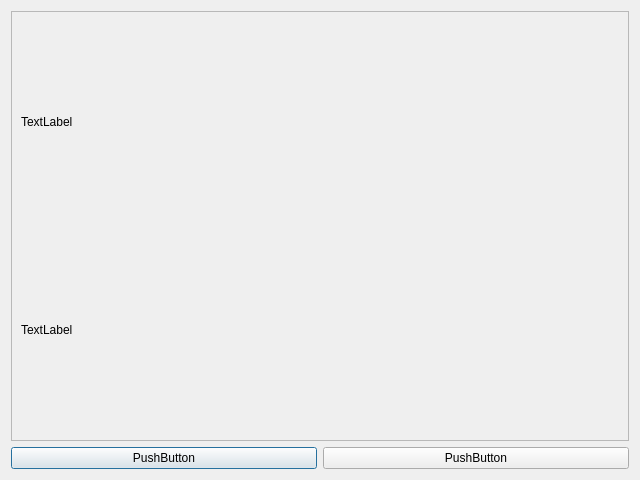
Old version of the form resultdialog.ui in the repository aabbo/Qtprogram.
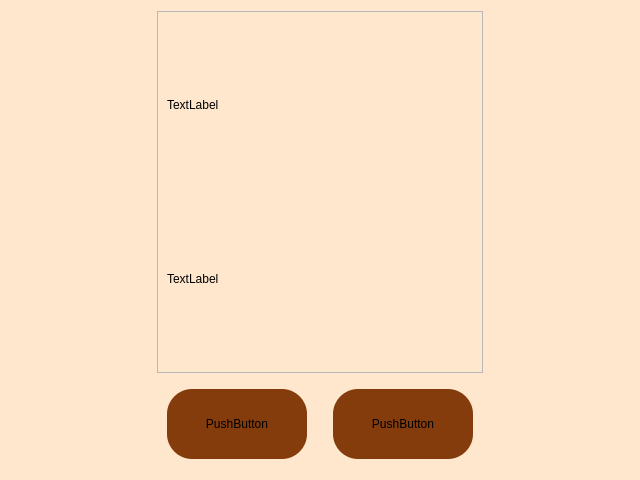
New version of the form.

Diff of the .ui file:
```diff
--- a/resultdialog.ui
+++ b/resultdialog.ui
@@ -13,6 +13,62 @@
   <property name="windowTitle">
    <string>Dialog</string>
   </property>
+  <property name="styleSheet">
+   <string notr="true">/*rgb(255, 231, 205) --beige..?
+
+132,60,12 --brown
+*/
+
+/*============background===============*/
+
+QDialog {
+	background-color:rgb(255,231,205);
+
+}
+
+/*============button===============*/
+
+
+
+
+QPushButton{
+	background-color:rgb(132,60,12 ); 
+ border-radius: 25px;
+button-layout:0;
+font: 13pt &quot;제주고딕&quot;;
+margin:10px;
+max-width:140px;
+max-height:70px;
+min-width:100px;
+min-height:50px;
+
+
+}
+QPushButton:pressed {
+background-color:rgb(213, 153, 103);
+}
+
+QPushButton:disabled {
+    background-color: rgb(139, 112, 70);
+}
+QPushButton:hover{
+	background-color:rgb(255,231,205);
+border-width: 2px;
+    border-style: solid;
+border-color:3px rgb(132,60,12 ); 
+ border-radius: 25px;
+
+
+
+}
+/*============QLabel===============*/
+QLabel{
+text-align:right;
+	font: 15pt &quot;제주고딕&quot;;
+
+}
+</string>
+  </property>
   <layout class="QGridLayout" name="gridLayout">
    <item row="0" column="0">
     <layout class="QVBoxLayout" name="verticalLayout">
```
